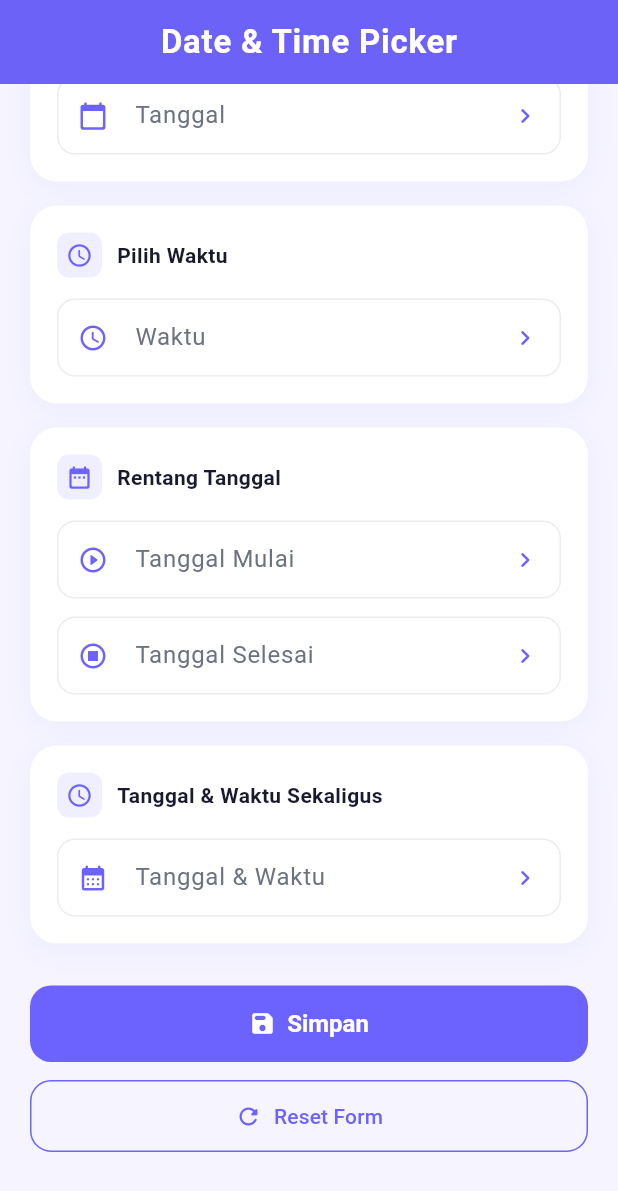
After one commit to oktaviarmdni/latihan6, a Flutter app: the DateTimePickerForm screen opened directly, scrolled down 235 dp, after a tap on "Simpan", after a tap on "Reset Form", on a phone screen of 412 x 824 dp. The commit adds this screen. Shown: the top 1191 px of the screen. Run offline on Flutter 3.47's test engine with Material 3 defaults, Android fonts, the phone set to English and light mode, and no system bars; our stand-ins replace fluttertoast, image_picker, salomon_bottom_bar.

Commit message:
menambahkan file baru

```diff
--- /dev/null
+++ b/lib/pertemuan/pertemuan9.dart
@@ -0,0 +1,599 @@
+import 'package:flutter/material.dart';
+
+class Pertemuan9Page extends StatelessWidget {
+  const Pertemuan9Page({super.key});
+
+  @override
+  Widget build(BuildContext context) {
+    return MaterialApp(
+      title: 'Date & Time Picker',
+      debugShowCheckedModeBanner: false,
+      theme: ThemeData(
+        colorScheme: ColorScheme.fromSeed(
+          seedColor: const Color(0xFF6C63FF),
+          brightness: Brightness.light,
+        ), // ColorScheme.fromSeed
+        useMaterial3: true,
+      ), // ThemeData
+      home: const DateTimePickerForm(),
+    ); // MaterialApp
+  }
+}
+
+class DateTimePickerForm extends StatefulWidget {
+  const DateTimePickerForm({super.key});
+
+  @override
+  State<DateTimePickerForm> createState() => _DateTimePickerFormState();
+}
+
+class _DateTimePickerFormState extends State<DateTimePickerForm> {
+  final _formKey = GlobalKey<FormState>();
+  DateTime? _selectedDate;
+  TimeOfDay? _selectedTime;
+  DateTime? _selectedStartDate;
+  DateTime? _selectedEndDate;
+  DateTime? _selectedDateTime;
+
+  final TextEditingController _titleController = TextEditingController();
+  final TextEditingController _dateController = TextEditingController();
+  final TextEditingController _timeController = TextEditingController();
+  final TextEditingController _startDateController = TextEditingController();
+  final TextEditingController _endDateController = TextEditingController();
+  final TextEditingController _dateTimeController = TextEditingController();
+
+  @override
+  void dispose() {
+    _titleController.dispose();
+    _dateController.dispose();
+    _timeController.dispose();
+    _startDateController.dispose();
+    _endDateController.dispose();
+    _dateTimeController.dispose();
+    super.dispose();
+  }
+
+  // ———— Format helpers (tanpa package intl / locale) ————
+  static const _namaBulan = [
+    'Januari',
+    'Februari',
+    'Maret',
+    'April',
+    'Mei',
+    'Juni',
+    'Juli',
+    'Agustus',
+    'September',
+    'Oktober',
+    'November',
+    'Desember',
+  ];
+  String _fmtDate(DateTime d) =>
+      '${d.day.toString().padLeft(2, '0')} ${_namaBulan[d.month - 1]} ${d.year}';
+
+  String _fmtDateShort(DateTime d) =>
+      '${d.day.toString().padLeft(2, '0')} '
+      '${_namaBulan[d.month - 1].substring(0, 3)} '
+      '${d.year}';
+
+  String _fmtTime(TimeOfDay t) =>
+      '${t.hour.toString().padLeft(2, '0')}:'
+      '${t.minute.toString().padLeft(2, '0')}';
+
+  // ———— Picker: Date ————
+  Future<void> _pickDate() async {
+    final picked = await showDatePicker(
+      context: context,
+      initialDate: _selectedDate ?? DateTime.now(),
+      firstDate: DateTime(2000),
+      lastDate: DateTime(2100),
+      builder: _pickerTheme,
+    );
+    if (picked != null) {
+      setState(() {
+        _selectedDate = picked;
+        _dateController.text = _fmtDate(picked);
+      });
+    }
+  }
+
+  // ———— Picker: Time ————
+  Future<void> _pickTime() async {
+    final picked = await showTimePicker(
+      context: context,
+      initialTime: _selectedTime ?? TimeOfDay.now(),
+      builder: _pickerTheme,
+    );
+    if (picked != null) {
+      setState(() {
+        _selectedTime = picked;
+        _timeController.text = _fmtTime(picked);
+      });
+    }
+  }
+
+  // ———— Picker: Date Range ————
+  Future<void> _pickDateRange() async {
+    final range = await showDateRangePicker(
+      context: context,
+      firstDate: DateTime(2000),
+      lastDate: DateTime(2100),
+      initialDateRange: (_selectedStartDate != null && _selectedEndDate != null)
+          ? DateTimeRange(start: _selectedStartDate!, end: _selectedEndDate!)
+          : null,
+      builder: _pickerTheme,
+    );
+    if (range != null) {
+      setState(() {
+        _selectedStartDate = range.start;
+        _selectedEndDate = range.end;
+        _startDateController.text = _fmtDateShort(range.start);
+        _endDateController.text = _fmtDateShort(range.end);
+      });
+    }
+  }
+
+  // ———— Picker: Date + Time (gabungan) ————
+  Future<void> _pickDateTime() async {
+    final date = await showDatePicker(
+      context: context,
+      initialDate: _selectedDateTime ?? DateTime.now(),
+      firstDate: DateTime(2000),
+      lastDate: DateTime(2100),
+      builder: _pickerTheme,
+    );
+    if (date == null || !mounted) return;
+
+    final time = await showTimePicker(
+      context: context,
+      initialTime: _selectedDateTime != null
+          ? TimeOfDay.fromDateTime(_selectedDateTime!)
+          : TimeOfDay.now(),
+      builder: _pickerTheme,
+    );
+    if (time == null) return;
+
+    final combined = DateTime(
+      date.year,
+      date.month,
+      date.day,
+      time.hour,
+      time.minute,
+    );
+    setState(() {
+      _selectedDateTime = combined;
+      _dateTimeController.text = '${_fmtDate(combined)}, ${_fmtTime(time)}';
+    });
+  }
+
+  // ———— Tema picker ————
+  Widget _pickerTheme(BuildContext context, Widget? child) {
+    return Theme(
+      data: Theme.of(context).copyWith(
+        colorScheme: const ColorScheme.light(
+          primary: Color(0xFF6C63FF),
+          onPrimary: Colors.white,
+          surface: Colors.white,
+          onSurface: Color(0xFF1A1A2E),
+        ), // ColorScheme.light
+        dialogTheme: DialogThemeData(
+          shape: RoundedRectangleBorder(
+            borderRadius: BorderRadius.circular(20),
+          ),
+        ), // DialogThemeData
+      ),
+      child: child!,
+    ); // Theme
+  }
+
+  void _submit() {
+    if (_formKey.currentState!.validate()) {
+      ScaffoldMessenger.of(context).showSnackBar(
+        SnackBar(
+          content: const Row(
+            children: [
+              Icon(Icons.check_circle, color: Colors.white),
+              SizedBox(width: 8),
+              Text('Form berhasil disimpan!'),
+            ],
+          ), // Row
+          backgroundColor: const Color(0xFF6C63FF),
+          behavior: SnackBarBehavior.floating,
+          shape: RoundedRectangleBorder(
+            borderRadius: BorderRadius.circular(12),
+          ),
+          margin: const EdgeInsets.all(16),
+        ), // SnackBar
+      );
+    }
+  }
+
+  void _reset() {
+    _formKey.currentState?.reset();
+    setState(() {
+      _selectedDate = null;
+      _selectedTime = null;
+      _selectedStartDate = null;
+      _selectedEndDate = null;
+      _selectedDateTime = null;
+      for (final c in [
+        _titleController,
+        _dateController,
+        _timeController,
+        _startDateController,
+        _endDateController,
+        _dateTimeController,
+      ]) {
+        c.clear();
+      }
+    });
+  }
+
+  bool get _hasAnyValue =>
+      _titleController.text.isNotEmpty ||
+      _dateController.text.isNotEmpty ||
+      _timeController.text.isNotEmpty ||
+      _startDateController.text.isNotEmpty ||
+      _dateTimeController.text.isNotEmpty;
+
+  @override
+  Widget build(BuildContext context) {
+    return Scaffold(
+      backgroundColor: const Color(0xFFF5F4FF),
+      appBar: AppBar(
+        backgroundColor: const Color(0xFF6C63FF),
+        foregroundColor: Colors.white,
+        title: const Text(
+          'Date & Time Picker',
+          style: TextStyle(fontWeight: FontWeight.w600, letterSpacing: 0.5),
+        ), // Text
+        centerTitle: true,
+        elevation: 0,
+      ), // AppBar
+      body: SingleChildScrollView(
+        padding: const EdgeInsets.all(20),
+        child: Form(
+          key: _formKey,
+          child: Column(
+            crossAxisAlignment: CrossAxisAlignment.stretch,
+            children: [
+              _SectionCard(
+                icon: Icons.event_note_rounded,
+                title: 'Informasi Acara',
+                child: _buildTextField(
+                  controller: _titleController,
+                  label: 'Judul Acara',
+                  hint: 'Contoh: Meeting Tim',
+                  icon: Icons.title_rounded,
+                  validator: (v) =>
+                      v!.isEmpty ? 'Judul tidak boleh kosong' : null,
+                ),
+              ), // _SectionCard
+              const SizedBox(height: 16),
+              _SectionCard(
+                icon: Icons.calendar_today_rounded,
+                title: 'Pilih Tanggal',
+                child: _buildPickerField(
+                  controller: _dateController,
+                  label: 'Tanggal',
+                  hint: 'Ketuk untuk memilih tanggal',
+                  icon: Icons.calendar_today_rounded,
+                  onTap: _pickDate,
+                  validator: (v) => v!.isEmpty ? 'Tanggal wajib dipilih' : null,
+                ),
+              ), // _SectionCard
+              const SizedBox(height: 16),
+              _SectionCard(
+                icon: Icons.access_time_rounded,
+                title: 'Pilih Waktu',
+                child: _buildPickerField(
+                  controller: _timeController,
+                  label: 'Waktu',
+                  hint: 'Ketuk untuk memilih waktu',
+                  icon: Icons.access_time_rounded,
+                  onTap: _pickTime,
+                  validator: (v) => v!.isEmpty ? 'Waktu wajib dipilih' : null,
+                ),
+              ), // _SectionCard
+              const SizedBox(height: 16),
+              _SectionCard(
+                icon: Icons.date_range_rounded,
+                title: 'Rentang Tanggal',
+                child: Column(
+                  children: [
+                    _buildPickerField(
+                      controller: _startDateController,
+                      label: 'Tanggal Mulai',
+                      hint: 'Ketuk untuk memilih rentang',
+                      icon: Icons.play_circle_outline_rounded,
+                      onTap: _pickDateRange,
+                    ),
+                    const SizedBox(height: 12),
+                    _buildPickerField(
+                      controller: _endDateController,
+                      label: 'Tanggal Selesai',
+                      hint: 'Otomatis terisi saat pilih rentang',
+                      icon: Icons.stop_circle_outlined,
+                      onTap: _pickDateRange,
+                    ),
+                  ],
+                ), // Column
+              ), // _SectionCard
+              const SizedBox(height: 16),
+              _SectionCard(
+                icon: Icons.schedule_rounded,
+                title: 'Tanggal & Waktu Sekaligus',
+                child: _buildPickerField(
+                  controller: _dateTimeController,
+                  label: 'Tanggal & Waktu',
+                  hint: 'Ketuk untuk memilih tanggal & waktu',
+                  icon: Icons.calendar_month_rounded,
+                  onTap: _pickDateTime,
+                ),
+              ), // _SectionCard
+              const SizedBox(height: 28),
+              FilledButton.icon(
+                onPressed: _submit,
+                style: FilledButton.styleFrom(
+                  backgroundColor: const Color(0xFF6C63FF),
+                  padding: const EdgeInsets.symmetric(vertical: 16),
+                  shape: RoundedRectangleBorder(
+                    borderRadius: BorderRadius.circular(14),
+                  ), // RoundedRectangleBorder
+                  textStyle: const TextStyle(
+                    fontSize: 16,
+                    fontWeight: FontWeight.w600,
+                  ), // TextStyle
+                ),
+                icon: const Icon(Icons.save_rounded),
+                label: const Text('Simpan'),
+              ), // FilledButton.icon
+              const SizedBox(height: 12),
+              OutlinedButton.icon(
+                onPressed: _reset,
+                style: OutlinedButton.styleFrom(
+                  foregroundColor: const Color(0xFF6C63FF),
+                  side: const BorderSide(color: Color(0xFF6C63FF)),
+                  padding: const EdgeInsets.symmetric(vertical: 14),
+                  shape: RoundedRectangleBorder(
+                    borderRadius: BorderRadius.circular(14),
+                  ), // RoundedRectangleBorder
+                ),
+                icon: const Icon(Icons.refresh_rounded),
+                label: const Text('Reset Form'),
+              ), // OutlinedButton.icon
+              const SizedBox(height: 24),
+              if (_hasAnyValue) _buildPreviewCard(),
+              const SizedBox(height: 12),
+            ],
+          ), // Column
+        ), // Form
+      ), // SingleChildScrollView
+    ); // Scaffold
+  }
+
+  Widget _buildTextField({
+    required TextEditingController controller,
+    required String label,
+    required String hint,
+    required IconData icon,
+    String? Function(String?)? validator,
+  }) {
+    return TextFormField(
+      controller: controller,
+      validator: validator,
+      decoration: _deco(label: label, hint: hint, icon: icon),
+    );
+  }
+
+  Widget _buildPickerField({
+    required TextEditingController controller,
+    required String label,
+    required String hint,
+    required IconData icon,
+    required VoidCallback onTap,
+    String? Function(String?)? validator,
+  }) {
+    return TextFormField(
+      controller: controller,
+      readOnly: true,
+      onTap: onTap,
+      validator: validator,
+      decoration: _deco(
+        label: label,
+        hint: hint,
+        icon: icon,
+        suffix: const Icon(
+          Icons.chevron_right_rounded,
+          color: Color(0xFF6C63FF),
+          size: 20,
+        ), // Icon
+      ),
+    ); // TextFormField
+  }
+
+  InputDecoration _deco({
+    required String label,
+    required String hint,
+    required IconData icon,
+    Widget? suffix,
+  }) {
+    return InputDecoration(
+      labelText: label,
+      hintText: hint,
+      prefixIcon: Icon(icon, color: const Color(0xFF6C63FF), size: 20),
+      suffixIcon: suffix,
+      filled: true,
+      fillColor: Colors.white,
+      contentPadding: const EdgeInsets.symmetric(horizontal: 16, vertical: 14),
+      border: OutlineInputBorder(
+        borderRadius: BorderRadius.circular(12),
+        borderSide: BorderSide.none,
+      ), // OutlineInputBorder
+      enabledBorder: OutlineInputBorder(
+        borderRadius: BorderRadius.circular(12),
+        borderSide: BorderSide(color: Colors.grey.withOpacity(0.2), width: 1),
+      ), // OutlineInputBorder
+      focusedBorder: OutlineInputBorder(
+        borderRadius: BorderRadius.circular(12),
+        borderSide: const BorderSide(color: Color(0xFF6C63FF), width: 1.5),
+      ), // OutlineInputBorder
+      errorBorder: OutlineInputBorder(
+        borderRadius: BorderRadius.circular(12),
+        borderSide: const BorderSide(color: Colors.redAccent, width: 1),
+      ), // OutlineInputBorder
+      focusedErrorBorder: OutlineInputBorder(
+        borderRadius: BorderRadius.circular(12),
+        borderSide: const BorderSide(color: Colors.redAccent, width: 1.5),
+      ), // OutlineInputBorder
+      labelStyle: const TextStyle(color: Color(0xFF6B7280)),
+      hintStyle: const TextStyle(color: Color(0xFFB0B7C3), fontSize: 14),
+    ); // InputDecoration
+  }
+
+  Widget _buildPreviewCard() {
+    return Container(
+      padding: const EdgeInsets.all(16),
+      decoration: BoxDecoration(
+        color: const Color(0xFF6C63FF).withOpacity(0.08),
+        borderRadius: BorderRadius.circular(16),
+        border: Border.all(
+          color: const Color(0xFF6C63FF).withOpacity(0.2),
+          width: 1,
+        ), // Border.all
+      ), // BoxDecoration
+      child: Column(
+        crossAxisAlignment: CrossAxisAlignment.start,
+        children: [
+          const Row(
+            children: [
+              Icon(Icons.preview_rounded, color: Color(0xFF6C63FF), size: 18),
+              SizedBox(width: 6),
+              Text(
+                'Preview Data',
+                style: TextStyle(
+                  color: Color(0xFF6C63FF),
+                  fontWeight: FontWeight.w600,
+                  fontSize: 14,
+                ), // TextStyle
+              ), // Text
+            ],
+          ), // Row
+          const Divider(height: 16),
+          if (_titleController.text.isNotEmpty)
+            _previewRow(Icons.title_rounded, 'Judul', _titleController.text),
+          if (_dateController.text.isNotEmpty)
+            _previewRow(
+              Icons.calendar_today_rounded,
+              'Tanggal',
+              _dateController.text,
+            ),
+          if (_timeController.text.isNotEmpty)
+            _previewRow(
+              Icons.access_time_rounded,
+              'Waktu',
+              _timeController.text,
+            ),
+          if (_startDateController.text.isNotEmpty)
+            _previewRow(
+              Icons.date_range_rounded,
+              'Rentang',
+              '${_startDateController.text} -> ${_endDateController.text}',
+            ),
+          if (_dateTimeController.text.isNotEmpty)
+            _previewRow(
+              Icons.schedule_rounded,
+              'Tgl & Waktu',
+              _dateTimeController.text,
+            ),
+        ],
+      ), // Column
+    ); // Container
+  }
+
+  Widget _previewRow(IconData icon, String label, String value) {
+    return Padding(
+      padding: const EdgeInsets.symmetric(vertical: 4),
+      child: Row(
+        children: [
+          Icon(icon, size: 15, color: const Color(0xFF6C63FF)),
+          const SizedBox(width: 6),
+          Text(
+            '$label: ',
+            style: const TextStyle(
+              fontWeight: FontWeight.w500,
+              fontSize: 13,
+              color: Color(0xFF4B5563),
+            ), // TextStyle
+          ), // Text
+          Expanded(
+            child: Text(
+              value,
+              style: const TextStyle(fontSize: 13, color: Color(0xFF1A1A2E)),
+              overflow: TextOverflow.ellipsis,
+            ), // Text
+          ), // Expanded
+        ],
+      ), // Row
+    ); // Padding
+  }
+}
+
+// ———— Reusable Section Card ————
+class _SectionCard extends StatelessWidget {
+  final IconData icon;
+  final String title;
+  final Widget child;
+
+  const _SectionCard({
+    required this.icon,
+    required this.title,
+    required this.child,
+  });
+
+  @override
+  Widget build(BuildContext context) {
+    return Container(
+      padding: const EdgeInsets.all(18),
+      decoration: BoxDecoration(
+        color: Colors.white,
+        borderRadius: BorderRadius.circular(18),
+        boxShadow: [
+          BoxShadow(
+            color: const Color(0xFF6C63FF).withOpacity(0.06),
+            blurRadius: 16,
+            offset: const Offset(0, 4),
+          ), // BoxShadow
+        ],
+      ), // BoxDecoration
+      child: Column(
+        crossAxisAlignment: CrossAxisAlignment.start,
+        children: [
+          Row(
+            children: [
+              Container(
+                padding: const EdgeInsets.all(6),
+                decoration: BoxDecoration(
+                  color: const Color(0xFF6C63FF).withOpacity(0.1),
+                  borderRadius: BorderRadius.circular(8),
+                ), // BoxDecoration
+                child: Icon(icon, color: const Color(0xFF6C63FF), size: 18),
+              ), // Container
+              const SizedBox(width: 10),
+              Text(
+                title,
+                style: const TextStyle(
+                  fontWeight: FontWeight.w600,
+                  fontSize: 14,
+                  color: Color(0xFF1A1A2E),
+                ), // TextStyle
+              ), // Text
+            ],
+          ), // Row
+          const SizedBox(height: 14),
+          child,
+        ],
+      ), // Column
+    ); // Container
+  }
+}
```
Also changed, not shown: lib/pages/dashboard.dart (+7 -0 lines).
